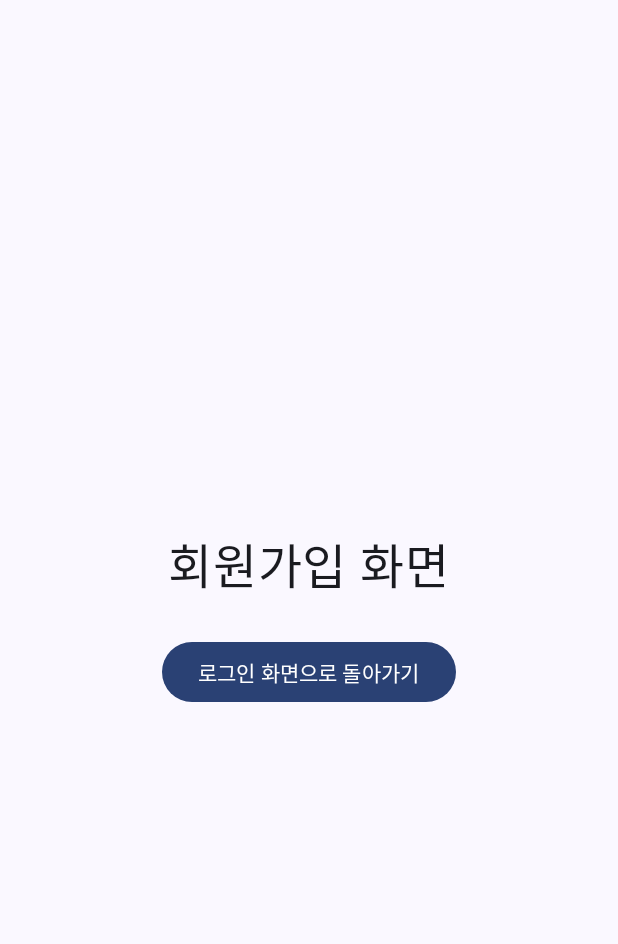
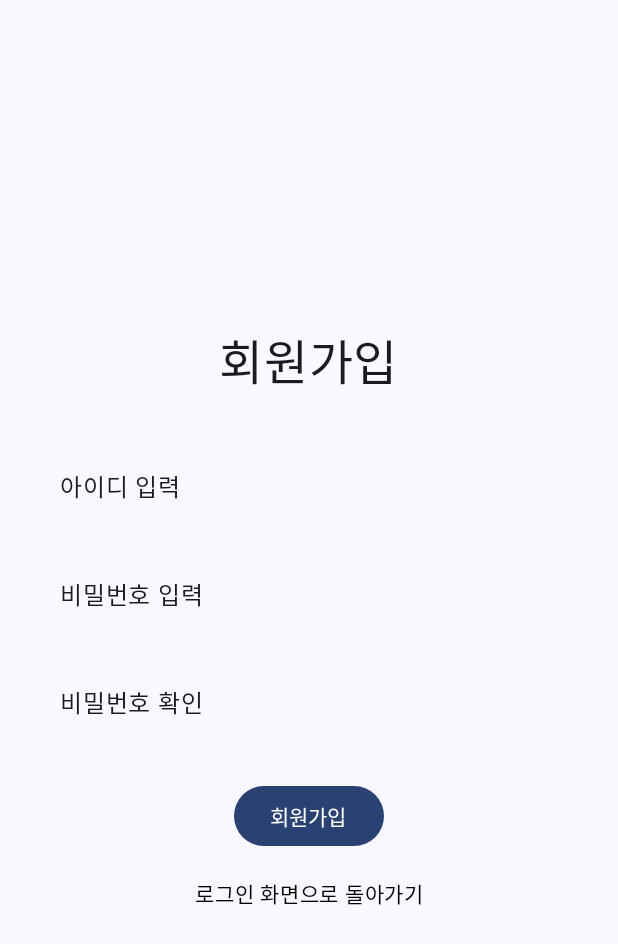
Before and after one commit to Team6DriveMate/DriveMate, an Android app built with Jetpack Compose: the SignUpScreen screen opened through its navigation route, on a phone screen of 412 x 824 dp. Shown: the top 944 px of the screen. Run offline under Robolectric (Android 15) with nearby library versions, the phone set to English and light mode, and no system bars.

Commit message:
Update SignUpScreen & Add SignUpService

```diff
--- a/app/src/main/java/com/jeoktoma/drivemate/SignUpScreen.kt
+++ b/app/src/main/java/com/jeoktoma/drivemate/SignUpScreen.kt
@@ -1,17 +1,34 @@
 package com.jeoktoma.drivemate
 
+import android.widget.Toast
+import androidx.compose.foundation.clickable
 import androidx.compose.foundation.layout.*
+import androidx.compose.foundation.text.BasicTextField
 import androidx.compose.material3.Button
 import androidx.compose.material3.Text
 import androidx.compose.runtime.Composable
+import androidx.compose.runtime.getValue
+import androidx.compose.runtime.mutableStateOf
+import androidx.compose.runtime.remember
+import androidx.compose.runtime.rememberCoroutineScope
+import androidx.compose.runtime.setValue
 import androidx.compose.ui.Alignment
 import androidx.compose.ui.Modifier
+import androidx.compose.ui.graphics.Color
+import androidx.compose.ui.platform.LocalContext
 import androidx.compose.ui.unit.dp
 import androidx.compose.ui.unit.sp
 import androidx.navigation.NavController
+import kotlinx.coroutines.launch
 
 @Composable
 fun SignUpScreen(navController: NavController) {
+    var inputID by remember { mutableStateOf("") }
+    var inputPW by remember { mutableStateOf("") }
+    var checkPW by remember { mutableStateOf("") }
+    val context = LocalContext.current
+    val coroutineScope = rememberCoroutineScope()
+
     Column(
         modifier = Modifier
             .fillMaxSize()
@@ -19,12 +36,82 @@ fun SignUpScreen(navController: NavController) {
         horizontalAlignment = Alignment.CenterHorizontally,
         verticalArrangement = Arrangement.Center
     ) {
-        Text("회원가입 화면", fontSize = 32.sp)
+        Text("회원가입", fontSize = 32.sp)
 
         Spacer(modifier = Modifier.height(24.dp))
 
-        Button(onClick = { navController.popBackStack() }) {
-            Text("로그인 화면으로 돌아가기")
+        BasicTextField(
+            value = inputID,
+            onValueChange = { inputID = it },
+            modifier = Modifier
+                .fillMaxWidth()
+                .padding(8.dp),
+            decorationBox = { innerTextField ->
+                Box(Modifier.padding(16.dp)) {
+                    if (inputID.isEmpty()) Text("아이디 입력")
+                    innerTextField()
+                }
+            }
+        )
+
+        BasicTextField(
+            value = inputPW,
+            onValueChange = { inputPW = it },
+            modifier = Modifier
+                .fillMaxWidth()
+                .padding(8.dp),
+            decorationBox = { innerTextField ->
+                Box(Modifier.padding(16.dp)) {
+                    if (inputPW.isEmpty()) Text("비밀번호 입력")
+                    innerTextField()
+                }
+            }
+        )
+
+        BasicTextField(
+            value = checkPW,
+            onValueChange = { checkPW = it },
+            modifier = Modifier
+                .fillMaxWidth()
+                .padding(8.dp),
+            decorationBox = { innerTextField ->
+                Box(Modifier.padding(16.dp)) {
+                    if (checkPW.isEmpty()) Text("비밀번호 확인")
+                    innerTextField()
+                }
+            }
+        )
+
+        Spacer(modifier = Modifier.height(16.dp))
+
+        Button(onClick = {
+            if (inputPW == checkPW) {
+                coroutineScope.launch {
+                    val success = performSignUpService(id = inputID, pw = inputPW, context = context)
+                    if (success) {
+                        Toast.makeText(context, "계정 생성 성공", Toast.LENGTH_SHORT).show()
+                        navController.popBackStack()
+                    } else {
+                        Toast.makeText(context, "계정 생성 실패", Toast.LENGTH_SHORT).show()
+                    }
+                }
+            } else {
+                Toast.makeText(context, "비밀번호를 다시 확인해주세요.", Toast.LENGTH_SHORT).show()
+            }
+        }) {
+            Text("회원가입")
         }
+
+        Spacer(modifier = Modifier.height(16.dp))
+
+        Text(
+            text = "로그인 화면으로 돌아가기",
+            color = Color.Black,
+            fontSize = 14.sp,
+            modifier = Modifier.clickable {
+                navController.popBackStack()
+            }
+        )
     }
+
 }
```
Also changed, not shown: app/src/main/java/com/jeoktoma/drivemate/SignUpService.kt (added, +55 -0 lines).
